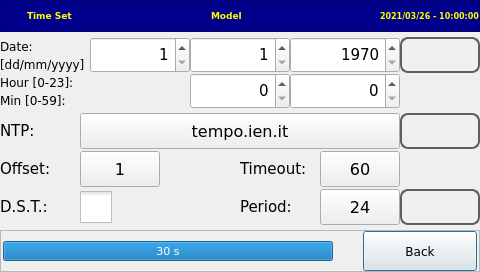
First picture: the form in timeset.ui, repository MECTsrl/cloner, before the edit.
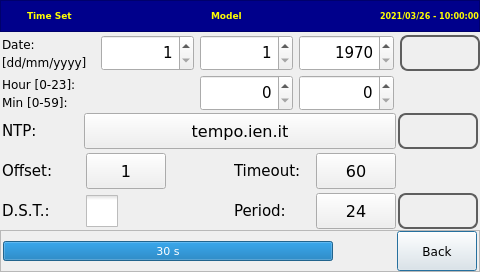
Second picture: the form after the edit. Icons and pictures are not drawn.

```diff
--- a/timeset.ui
+++ b/timeset.ui
@@ -13,6 +13,9 @@
   <property name="windowTitle">
    <string>Dialog</string>
   </property>
+  <property name="styleSheet">
+   <string notr="true"/>
+  </property>
   <layout class="QVBoxLayout" name="verticalLayout_3">
    <property name="spacing">
     <number>0</number>
@@ -201,8 +204,17 @@
    </item>
    <item>
     <layout class="QGridLayout" name="gridLayout_2">
-     <property name="spacing">
-      <number>0</number>
+     <property name="leftMargin">
+      <number>2</number>
+     </property>
+     <property name="topMargin">
+      <number>2</number>
+     </property>
+     <property name="horizontalSpacing">
+      <number>6</number>
+     </property>
+     <property name="verticalSpacing">
+      <number>4</number>
      </property>
      <item row="0" column="3">
       <widget class="QSpinBox" name="spinBoxAnno">
@@ -214,7 +226,7 @@
        </property>
        <property name="minimumSize">
         <size>
-         <width>110</width>
+         <width>95</width>
          <height>36</height>
         </size>
        </property>
@@ -263,7 +275,7 @@
        </property>
        <property name="minimumSize">
         <size>
-         <width>100</width>
+         <width>80</width>
          <height>36</height>
         </size>
        </property>
@@ -309,7 +321,7 @@
        </property>
        <property name="minimumSize">
         <size>
-         <width>100</width>
+         <width>95</width>
          <height>36</height>
         </size>
        </property>
@@ -349,7 +361,7 @@
        </property>
        <property name="minimumSize">
         <size>
-         <width>36</width>
+         <width>70</width>
          <height>36</height>
         </size>
        </property>
@@ -463,7 +475,7 @@
        </property>
        <property name="minimumSize">
         <size>
-         <width>100</width>
+         <width>80</width>
          <height>36</height>
         </size>
        </property>
@@ -503,7 +515,7 @@
        </property>
        <property name="minimumSize">
         <size>
-         <width>100</width>
+         <width>80</width>
          <height>36</height>
         </size>
        </property>
@@ -559,11 +571,17 @@
    </item>
    <item>
     <layout class="QGridLayout" name="gridLayout">
+     <property name="leftMargin">
+      <number>2</number>
+     </property>
+     <property name="rightMargin">
+      <number>2</number>
+     </property>
      <property name="horizontalSpacing">
-      <number>0</number>
+      <number>2</number>
      </property>
      <property name="verticalSpacing">
-      <number>2</number>
+      <number>4</number>
      </property>
      <item row="2" column="5">
       <widget class="QPushButton" name="pushButtonNTPSync">
@@ -1027,7 +1045,7 @@
      </property>
      <layout class="QHBoxLayout" name="horizontalLayout">
       <property name="spacing">
-       <number>2</number>
+       <number>4</number>
       </property>
       <property name="leftMargin">
        <number>2</number>
@@ -1095,13 +1113,13 @@
        <widget class="QPushButton" name="cmdBack">
         <property name="minimumSize">
          <size>
-          <width>114</width>
+          <width>80</width>
           <height>30</height>
          </size>
         </property>
         <property name="maximumSize">
          <size>
-          <width>200</width>
+          <width>80</width>
           <height>40</height>
          </size>
         </property>
```
Left out of the diff: 4 changed lines with no effect on the pictures.
